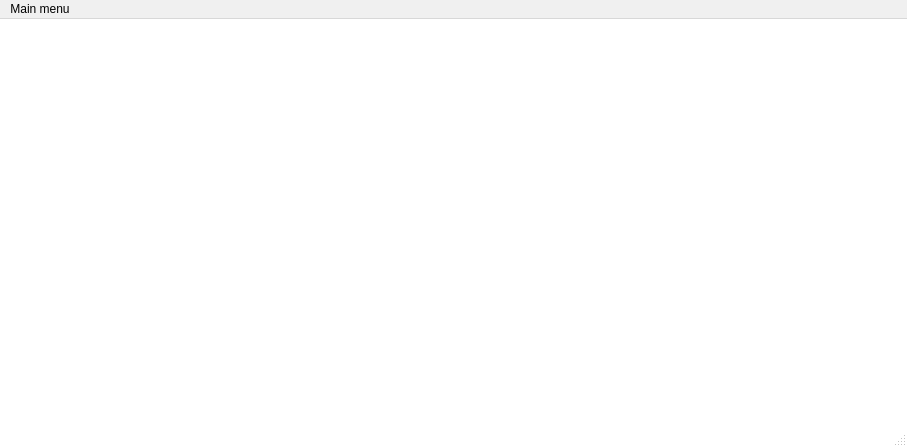
This is mainwindow.ui in ihareal/budgeting as Qt 5 draws it before an edit. The edited form follows.
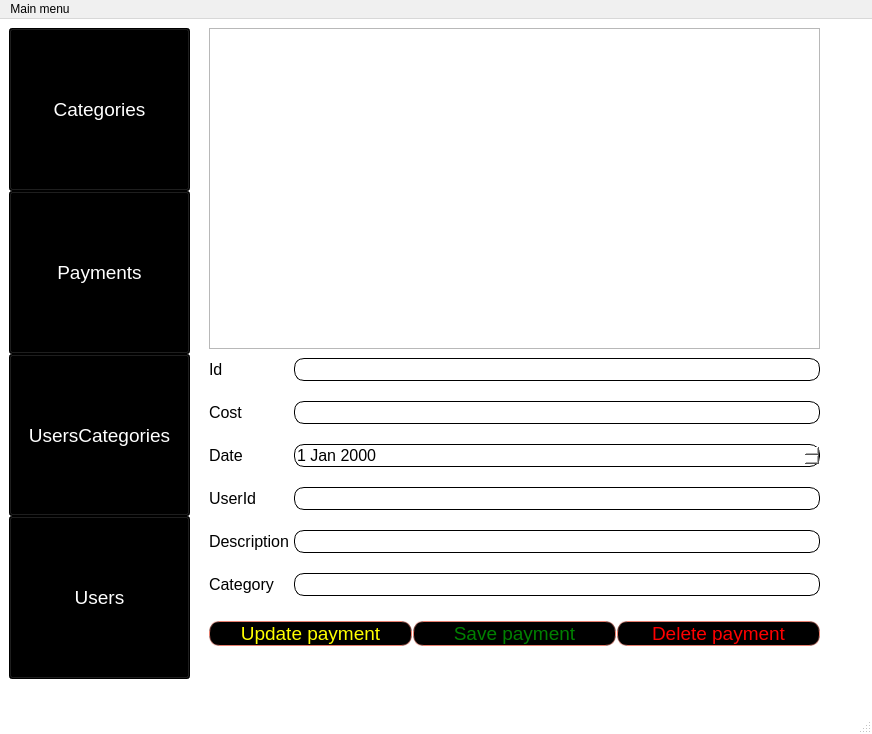
This is the edited form.

Commit message: Add payment tab layout

Patch:
```diff
--- a/mainwindow.ui
+++ b/mainwindow.ui
@@ -6,8 +6,8 @@
    <rect>
     <x>0</x>
     <y>0</y>
-    <width>907</width>
-    <height>447</height>
+    <width>872</width>
+    <height>734</height>
    </rect>
   </property>
   <property name="font">
@@ -35,7 +35,7 @@
     <item>
      <widget class="QStackedWidget" name="stackedWidget">
       <property name="sizePolicy">
-       <sizepolicy hsizetype="Preferred" vsizetype="Maximum">
+       <sizepolicy hsizetype="Preferred" vsizetype="Preferred">
         <horstretch>0</horstretch>
         <verstretch>0</verstretch>
        </sizepolicy>
@@ -640,7 +640,468 @@
         </item>
        </layout>
       </widget>
-      <widget class="QWidget" name="page"/>
+      <widget class="QWidget" name="administratorPage">
+       <widget class="QTableWidget" name="tableWidget">
+        <property name="geometry">
+         <rect>
+          <x>200</x>
+          <y>0</y>
+          <width>611</width>
+          <height>321</height>
+         </rect>
+        </property>
+       </widget>
+       <widget class="QWidget" name="verticalLayoutWidget">
+        <property name="geometry">
+         <rect>
+          <x>0</x>
+          <y>0</y>
+          <width>181</width>
+          <height>651</height>
+         </rect>
+        </property>
+        <layout class="QVBoxLayout" name="navigationPanel">
+         <property name="spacing">
+          <number>0</number>
+         </property>
+         <property name="sizeConstraint">
+          <enum>QLayout::SetDefaultConstraint</enum>
+         </property>
+         <item>
+          <widget class="QPushButton" name="categoriesOpenTableBtn">
+           <property name="sizePolicy">
+            <sizepolicy hsizetype="MinimumExpanding" vsizetype="Expanding">
+             <horstretch>0</horstretch>
+             <verstretch>0</verstretch>
+            </sizepolicy>
+           </property>
+           <property name="font">
+            <font>
+             <family>Segoe UI</family>
+             <pointsize>14</pointsize>
+            </font>
+           </property>
+           <property name="contextMenuPolicy">
+            <enum>Qt::DefaultContextMenu</enum>
+           </property>
+           <property name="styleSheet">
+            <string notr="true">#categoriesOpenTableBtn{
+background-color: black;
+border-color: yellow;
+color: white;
+}
+
+#categoriesOpenTableBtn:hover{
+background-color: white;
+color: black;
+}</string>
+           </property>
+           <property name="text">
+            <string>Categories</string>
+           </property>
+          </widget>
+         </item>
+         <item>
+          <widget class="QPushButton" name="paymentsOpenTableBtn">
+           <property name="sizePolicy">
+            <sizepolicy hsizetype="Minimum" vsizetype="Expanding">
+             <horstretch>0</horstretch>
+             <verstretch>0</verstretch>
+            </sizepolicy>
+           </property>
+           <property name="font">
+            <font>
+             <family>Segoe UI</family>
+             <pointsize>14</pointsize>
+            </font>
+           </property>
+           <property name="styleSheet">
+            <string notr="true">#paymentsOpenTableBtn{
+background-color: black;
+border-color: yellow;
+color: white;
+}
+
+#paymentsOpenTableBtn:hover{
+background-color: white;
+color: black;
+}</string>
+           </property>
+           <property name="text">
+            <string>Payments</string>
+           </property>
+          </widget>
+         </item>
+         <item>
+          <widget class="QPushButton" name="usersCategoriesOpenTableBtn">
+           <property name="sizePolicy">
+            <sizepolicy hsizetype="Minimum" vsizetype="Expanding">
+             <horstretch>0</horstretch>
+             <verstretch>0</verstretch>
+            </sizepolicy>
+           </property>
+           <property name="font">
+            <font>
+             <family>Segoe UI</family>
+             <pointsize>14</pointsize>
+            </font>
+           </property>
+           <property name="styleSheet">
+            <string notr="true">#usersCategoriesOpenTableBtn{
+background-color: black;
+border-color: yellow;
+color: white;
+}
+
+#usersCategoriesOpenTableBtn:hover{
+background-color: white;
+color: black;
+}</string>
+           </property>
+           <property name="text">
+            <string>UsersCategories</string>
+           </property>
+          </widget>
+         </item>
+         <item>
+          <widget class="QPushButton" name="usersOpenTableBtn">
+           <property name="sizePolicy">
+            <sizepolicy hsizetype="Minimum" vsizetype="Expanding">
+             <horstretch>0</horstretch>
+             <verstretch>0</verstretch>
+            </sizepolicy>
+           </property>
+           <property name="font">
+            <font>
+             <family>Segoe UI</family>
+             <pointsize>14</pointsize>
+            </font>
+           </property>
+           <property name="styleSheet">
+            <string notr="true">#usersOpenTableBtn{
+background-color: black;
+border-color: yellow;
+color: white;
+}
+
+#usersOpenTableBtn:hover{
+background-color: white;
+color: black;
+}</string>
+           </property>
+           <property name="text">
+            <string>Users</string>
+           </property>
+          </widget>
+         </item>
+        </layout>
+       </widget>
+       <widget class="QWidget" name="formLayoutWidget">
+        <property name="geometry">
+         <rect>
+          <x>200</x>
+          <y>330</y>
+          <width>611</width>
+          <height>331</height>
+         </rect>
+        </property>
+        <layout class="QFormLayout" name="formLayout">
+         <property name="horizontalSpacing">
+          <number>5</number>
+         </property>
+         <property name="verticalSpacing">
+          <number>20</number>
+         </property>
+         <item row="0" column="1">
+          <widget class="QLineEdit" name="paymentsIdEditField">
+           <property name="minimumSize">
+            <size>
+             <width>0</width>
+             <height>0</height>
+            </size>
+           </property>
+           <property name="font">
+            <font>
+             <family>Segoe UI</family>
+             <pointsize>12</pointsize>
+            </font>
+           </property>
+           <property name="styleSheet">
+            <string notr="true">#paymentsIdEditField{
+background-color: white; 
+border-style: outset;
+border-width: 1px;
+border-radius: 10px;
+}</string>
+           </property>
+          </widget>
+         </item>
+         <item row="1" column="1">
+          <widget class="QLineEdit" name="paymentsCostEditField">
+           <property name="font">
+            <font>
+             <family>Segoe UI</family>
+             <pointsize>12</pointsize>
+            </font>
+           </property>
+           <property name="styleSheet">
+            <string notr="true">#paymentsCostEditField{
+background-color: white; 
+border-style: outset;
+border-width: 1px;
+border-radius: 10px;
+}</string>
+           </property>
+          </widget>
+         </item>
+         <item row="3" column="1">
+          <widget class="QLineEdit" name="paymentsUserIdEditField">
+           <property name="font">
+            <font>
+             <family>Segoe UI</family>
+             <pointsize>12</pointsize>
+            </font>
+           </property>
+           <property name="styleSheet">
+            <string notr="true">#paymentsUserIdEditField{
+background-color: white; 
+border-style: outset;
+border-width: 1px;
+border-radius: 10px;
+}</string>
+           </property>
+          </widget>
+         </item>
+         <item row="4" column="1">
+          <widget class="QLineEdit" name="paymentsDescriptionEditField">
+           <property name="font">
+            <font>
+             <family>Segoe UI</family>
+             <pointsize>12</pointsize>
+            </font>
+           </property>
+           <property name="styleSheet">
+            <string notr="true">#paymentsDescriptionEditField{
+background-color: white; 
+border-style: outset;
+border-width: 1px;
+border-radius: 10px;
+}</string>
+           </property>
+          </widget>
+         </item>
+         <item row="5" column="1">
+          <widget class="QLineEdit" name="paymentsCategoryEditField">
+           <property name="font">
+            <font>
+             <family>Segoe UI</family>
+             <pointsize>12</pointsize>
+            </font>
+           </property>
+           <property name="styleSheet">
+            <string notr="true">#paymentsCategoryEditField{
+background-color: white; 
+border-style: outset;
+border-width: 1px;
+border-radius: 10px;
+}</string>
+           </property>
+          </widget>
+         </item>
+         <item row="0" column="0">
+          <widget class="QLabel" name="label">
+           <property name="font">
+            <font>
+             <family>Segoe UI</family>
+             <pointsize>12</pointsize>
+            </font>
+           </property>
+           <property name="text">
+            <string>Id</string>
+           </property>
+          </widget>
+         </item>
+         <item row="1" column="0">
+          <widget class="QLabel" name="label_2">
+           <property name="font">
+            <font>
+             <family>Segoe UI</family>
+             <pointsize>12</pointsize>
+            </font>
+           </property>
+           <property name="text">
+            <string>Cost</string>
+           </property>
+          </widget>
+         </item>
+         <item row="3" column="0">
+          <widget class="QLabel" name="label_3">
+           <property name="font">
+            <font>
+             <family>Segoe UI</family>
+             <pointsize>12</pointsize>
+            </font>
+           </property>
+           <property name="text">
+            <string>UserId</string>
+           </property>
+          </widget>
+         </item>
+         <item row="4" column="0">
+          <widget class="QLabel" name="label_4">
+           <property name="font">
+            <font>
+             <family>Segoe UI</family>
+             <pointsize>12</pointsize>
+            </font>
+           </property>
+           <property name="text">
+            <string>Description</string>
+           </property>
+          </widget>
+         </item>
+         <item row="5" column="0">
+          <widget class="QLabel" name="label_5">
+           <property name="font">
+            <font>
+             <family>Segoe UI</family>
+             <pointsize>12</pointsize>
+            </font>
+           </property>
+           <property name="text">
+            <string>Category</string>
+           </property>
+          </widget>
+         </item>
+         <item row="7" column="0" colspan="2">
+          <layout class="QHBoxLayout" name="horizontalLayout">
+           <property name="spacing">
+            <number>1</number>
+           </property>
+           <property name="topMargin">
+            <number>5</number>
+           </property>
+           <item>
+            <widget class="QPushButton" name="paymentUpdateBtn">
+             <property name="font">
+              <font>
+               <family>Segoe UI</family>
+               <pointsize>14</pointsize>
+              </font>
+             </property>
+             <property name="styleSheet">
+              <string notr="true">#paymentUpdateBtn{
+background-color: black;
+color: yellow;
+border-style: double;
+border-width: 1px;
+border-color:	#E87F6F;
+border-radius: 10px;
+}
+
+#paymentUpdateBtn:hover{
+background-color: white;
+color: black;
+}</string>
+             </property>
+             <property name="text">
+              <string>Update payment</string>
+             </property>
+            </widget>
+           </item>
+           <item>
+            <widget class="QPushButton" name="paymentSaveBtn">
+             <property name="font">
+              <font>
+               <family>Segoe UI</family>
+               <pointsize>14</pointsize>
+              </font>
+             </property>
+             <property name="styleSheet">
+              <string notr="true">#paymentSaveBtn{
+background-color: black;
+color: green;
+border-style: double;
+border-width: 1px;
+border-color:	#E87F6F;
+border-radius: 10px;
+}
+
+#paymentSaveBtn:hover{
+background-color: white;
+color: black;
+}</string>
+             </property>
+             <property name="text">
+              <string>Save payment</string>
+             </property>
+            </widget>
+           </item>
+           <item>
+            <widget class="QPushButton" name="paymentDeleteBtn">
+             <property name="font">
+              <font>
+               <family>Segoe UI</family>
+               <pointsize>14</pointsize>
+              </font>
+             </property>
+             <property name="styleSheet">
+              <string notr="true">#paymentDeleteBtn{
+background-color: black;
+border-color: yellow;
+color: red;
+border-style: double;
+border-width: 1px;
+border-color:	#E87F6F;
+border-radius: 10px;
+}
+
+#paymentDeleteBtn:hover{
+background-color: white;
+color: black;
+}</string>
+             </property>
+             <property name="text">
+              <string>Delete payment</string>
+             </property>
+            </widget>
+           </item>
+          </layout>
+         </item>
+         <item row="2" column="0">
+          <widget class="QLabel" name="label_6">
+           <property name="font">
+            <font>
+             <family>Segoe UI</family>
+             <pointsize>12</pointsize>
+            </font>
+           </property>
+           <property name="text">
+            <string>Date</string>
+           </property>
+          </widget>
+         </item>
+         <item row="2" column="1">
+          <widget class="QDateEdit" name="paymentsDateEditField">
+           <property name="font">
+            <font>
+             <family>Segoe UI</family>
+             <pointsize>12</pointsize>
+            </font>
+           </property>
+           <property name="styleSheet">
+            <string notr="true">#paymentsDateEditField{
+background-color: white; 
+border-style: outset;
+border-width: 1px;
+border-radius: 10px;
+}</string>
+           </property>
+          </widget>
+         </item>
+        </layout>
+       </widget>
+      </widget>
      </widget>
     </item>
    </layout>
@@ -650,7 +1111,7 @@
     <rect>
      <x>0</x>
      <y>0</y>
-     <width>907</width>
+     <width>872</width>
      <height>20</height>
     </rect>
    </property>
```
